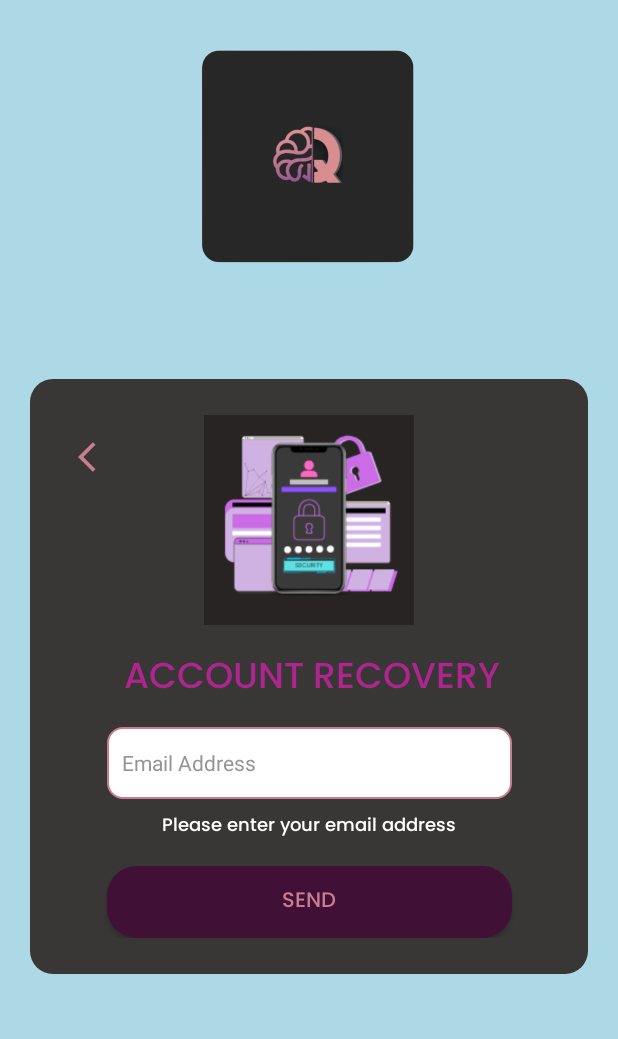
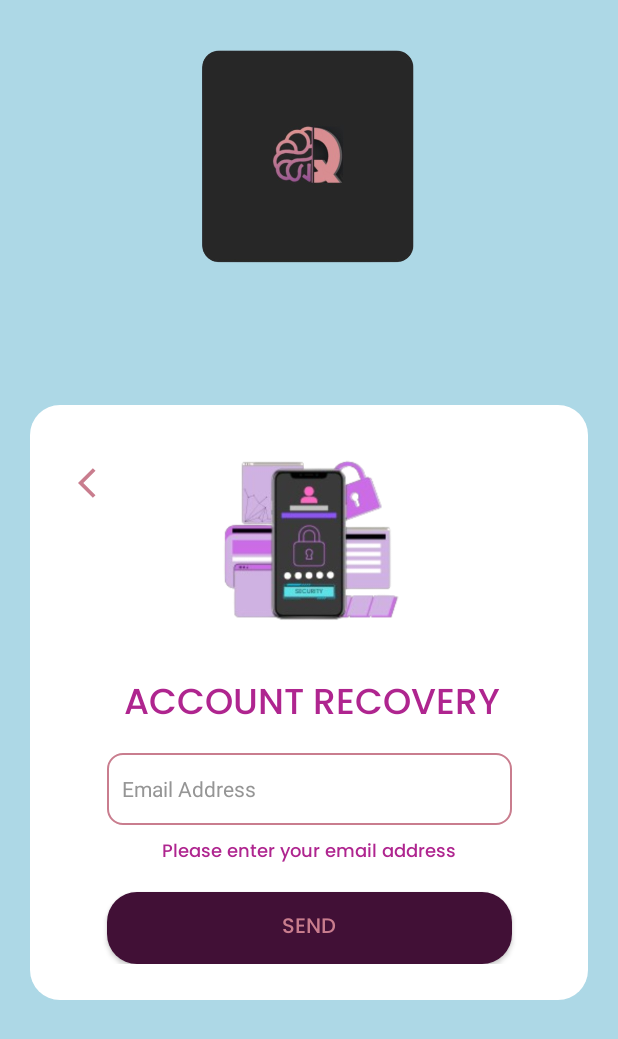
Before and after one commit to Jecchisauce/Quizora1, an Android app: the ForgotPassword screen opened directly, with no data from a screen before it, on a phone screen of 412 x 824 dp. Shown: the top 1039 px of the screen. Run offline under Robolectric (Android 15) with nearby library versions, the phone set to English and light mode, and no system bars.

Commit message:
new login sign up UI

```diff
--- a/Quizora/app/src/main/res/layout/activity_forgot_password.xml
+++ b/Quizora/app/src/main/res/layout/activity_forgot_password.xml
@@ -24,13 +24,13 @@
         android:layout_width="0dp"
         android:layout_height="wrap_content"
         android:layout_margin="20dp"
-        android:background="@drawable/sign_border"
+        android:background="@drawable/borders"
         android:padding="24dp"
         app:layout_constraintBottom_toBottomOf="parent"
         app:layout_constraintEnd_toEndOf="parent"
         app:layout_constraintStart_toStartOf="parent"
         app:layout_constraintTop_toBottomOf="@id/imageView3"
-        app:layout_constraintVertical_bias="0.257">
+        app:layout_constraintVertical_bias="0.341">
 
         <ImageView
             android:id="@+id/imageView2"
@@ -39,7 +39,7 @@
             app:layout_constraintEnd_toEndOf="parent"
             app:layout_constraintStart_toStartOf="parent"
             app:layout_constraintTop_toTopOf="parent"
-            app:srcCompat="@drawable/sp_lash" />
+            app:srcCompat="@drawable/nobg" />
 
         <TextView
             android:id="@+id/textView7"
@@ -78,7 +78,7 @@
             android:layout_marginTop="8dp"
             android:fontFamily="@font/poppins_medium"
             android:text="Please enter your email address"
-            android:textColor="@color/white"
+            android:textColor="#AF258F"
             android:textSize="12sp"
             app:layout_constraintEnd_toEndOf="parent"
             app:layout_constraintStart_toStartOf="parent"
@@ -106,11 +106,11 @@
             android:layout_marginStart="8dp"
             android:layout_marginTop="4dp"
             android:background="@android:color/transparent"
+            android:contentDescription="btnback"
             android:drawableLeft="@drawable/back_arrow"
             android:drawableTint="#C97D8E"
             app:layout_constraintStart_toStartOf="parent"
-            app:layout_constraintTop_toTopOf="parent"
-            android:contentDescription="btnback"/>
+            app:layout_constraintTop_toTopOf="parent" />
 
     </androidx.constraintlayout.widget.ConstraintLayout>
 
```
Also changed, not shown: Quizora/app/src/main/res/layout/activity_forgot_password2.xml (+4 -4 lines), Quizora/app/src/main/res/drawable/nobg.png (added), 21 other files.
